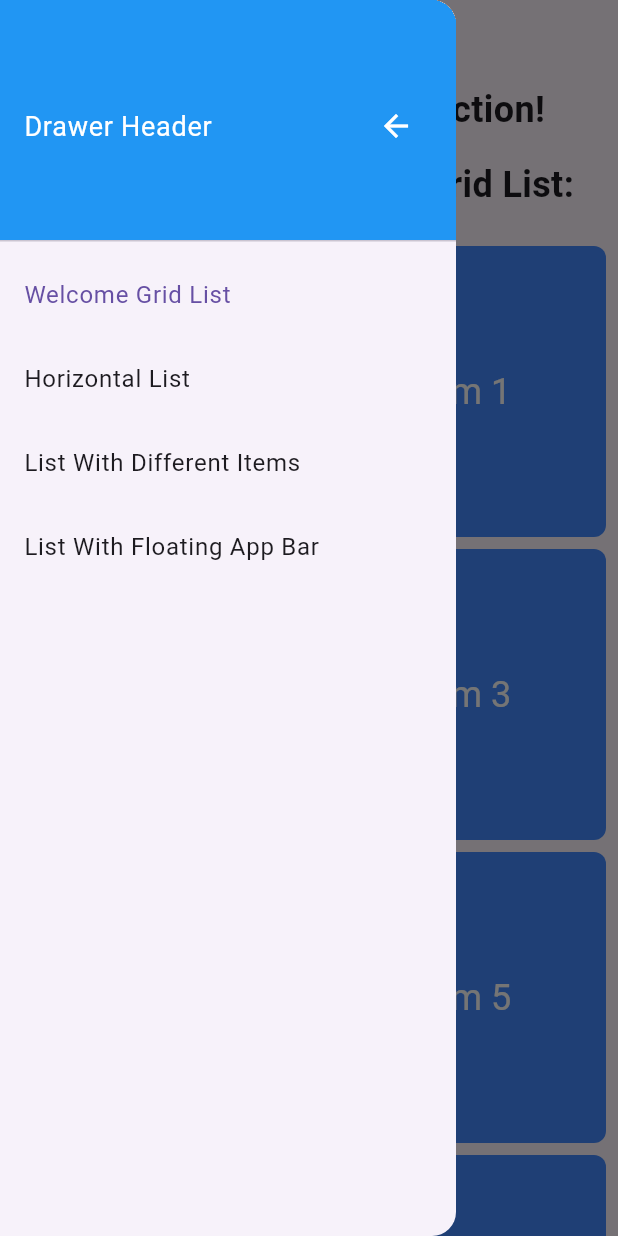
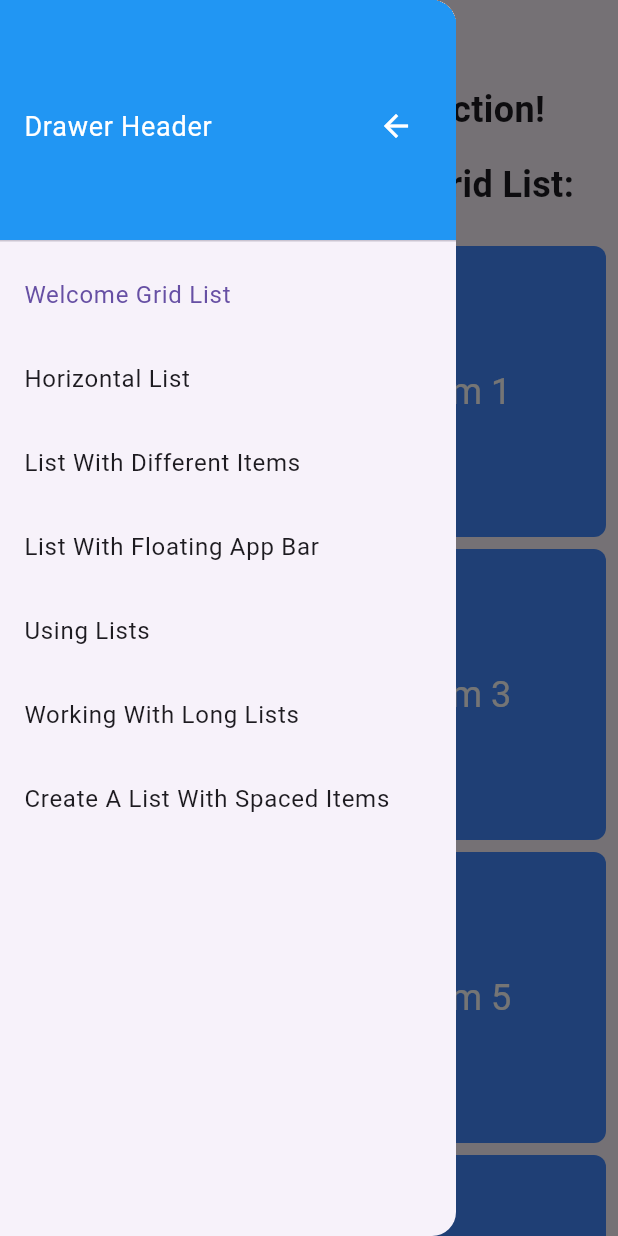
Before and after one commit to Jess4lxy/Jessie_Cookbook, a Flutter app: the ListScreen screen opened by its route, with the side drawer open, on a phone screen of 412 x 824 dp. Run offline on Flutter 3.47's test engine with Material 3 defaults, Android fonts, the phone set to English and light mode, and no system bars; our stand-ins replace transparent_image.

Commit message:
using built in lists

```diff
--- a/src/lib/main.dart
+++ b/src/lib/main.dart
@@ -402,6 +402,25 @@ class _ListScreenState extends State<ListScreen> {
     );
   }
 
+  Widget _buildUsingLists() {
+    return ListView(
+      children: const <Widget>[
+        ListTile(
+          leading: Icon(Icons.map),
+          title: Text('Map'),
+        ),
+        ListTile(
+          leading: Icon(Icons.photo_album),
+          title: Text('Album'),
+        ),
+        ListTile(
+          leading: Icon(Icons.phone),
+          title: Text('Phone'),
+        ),
+      ],
+    );
+  }
+
   @override
   Widget build(BuildContext context) {
     return Scaffold(
@@ -425,6 +444,12 @@ class _ListScreenState extends State<ListScreen> {
                 ? _buildListWithDifferentItems()
                 : _selectedIndex == 3
                     ? _buildFloatingAppBarAboveList()
+                    : _selectedIndex == 4
+                        ? _buildUsingLists()
+                        : _selectedIndex == 5
+                            ? null //_buildWorkingLongLists()
+                            : _selectedIndex == 6
+                                ? null //_buildCreateListWithSpacedItems()
                                 : Column(
                                     mainAxisAlignment: MainAxisAlignment.center,
                                     children: [
@@ -435,7 +460,8 @@ class _ListScreenState extends State<ListScreen> {
                                           fontWeight: FontWeight.bold,
                                         ),
                                       ),
-                          const SizedBox(height: 16), // Espaciado entre textos
+                                      const SizedBox(
+                                          height: 16), // Espaciado entre textos
                                       const Text(
                                         'Here you have an easy Grid List:',
                                         style: TextStyle(
@@ -444,11 +470,13 @@ class _ListScreenState extends State<ListScreen> {
                                         ),
                                       ),
                                       const SizedBox(
-                              height: 16), // Espaciado entre texto y GridView
+                                          height:
+                                              16), // Espaciado entre texto y GridView
                                       Expanded(
                                         // Expande el GridView para ocupar el espacio restante
                                         child: GridView.count(
-                              crossAxisCount: 2, // Número de columnas
+                                          crossAxisCount:
+                                              2, // Número de columnas
                                           crossAxisSpacing:
                                               8.0, // Espaciado horizontal entre celdas
                                           mainAxisSpacing:
@@ -459,7 +487,8 @@ class _ListScreenState extends State<ListScreen> {
                                             return Container(
                                               decoration: BoxDecoration(
                                                 color: Colors.blueAccent,
-                                    borderRadius: BorderRadius.circular(8.0),
+                                                borderRadius:
+                                                    BorderRadius.circular(8.0),
                                               ),
                                               child: Center(
                                                 child: Text(
@@ -535,6 +564,30 @@ class _ListScreenState extends State<ListScreen> {
                 Navigator.pop(context);
               },
             ),
+            ListTile(
+              title: const Text('Using Lists'),
+              selected: _selectedIndex == 4,
+              onTap: () {
+                _onItemTapped(4);
+                Navigator.pop(context);
+              },
+            ),
+            ListTile(
+              title: const Text('Working With Long Lists'),
+              selected: _selectedIndex == 5,
+              onTap: () {
+                _onItemTapped(5);
+                Navigator.pop(context);
+              },
+            ),
+            ListTile(
+              title: const Text('Create A List With Spaced Items'),
+              selected: _selectedIndex == 6,
+              onTap: () {
+                _onItemTapped(6);
+                Navigator.pop(context);
+              },
+            ),
           ],
         ),
       ),
```
Lines whose indentation alone changed are shown as unchanged.
